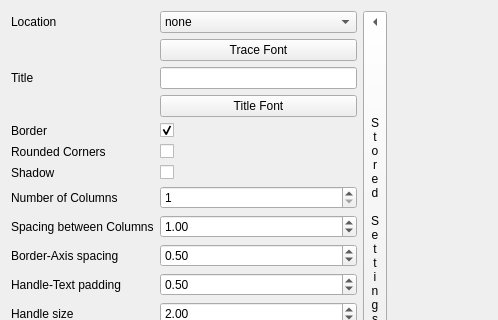
Qt form src/ui/Ui_PlotLegend.ui (bbreslauer/PySciPlot) before a commit; both pictures show x 0 to 498 and y 0 to 320 of the 595 by 462 pixel window.
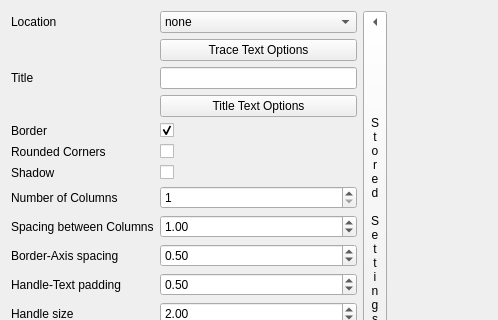
The same form after that commit. Custom widgets are drawn as their Qt base class.

Commit message: Changed 'Font' naming scheme to 'Text Options', and added in the ability to move text with an x and y offset.

The edit to the form file:
```diff
--- a/src/ui/Ui_PlotLegend.ui
+++ b/src/ui/Ui_PlotLegend.ui
@@ -305,14 +305,14 @@
    <item row="1" column="2">
     <widget class="QTextOptionsButton" name="font">
      <property name="text">
-      <string>Trace Font</string>
+      <string>Trace Text Options</string>
      </property>
     </widget>
    </item>
    <item row="3" column="2">
     <widget class="QTextOptionsButton" name="titleFont">
      <property name="text">
-      <string>Title Font</string>
+      <string>Title Text Options</string>
      </property>
     </widget>
    </item>
```
Left out of the diff: 83 changed lines with no effect on the pictures. The commit also changes 10 other files.
